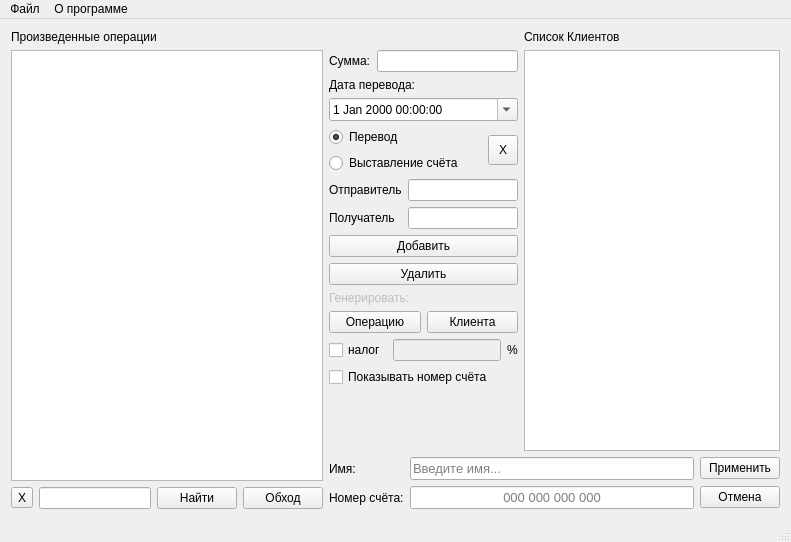
The window that mainwindow.ui (Yuperos/BankOperations) describes before a commit, drawn with Qt 5.
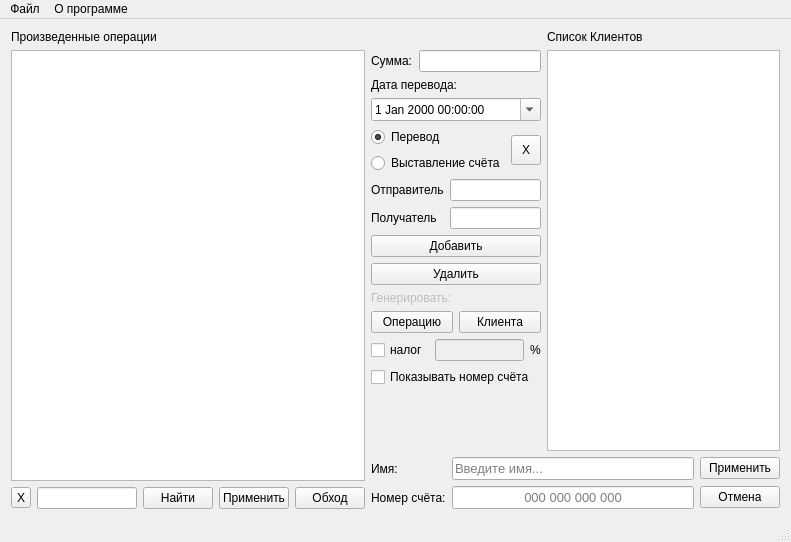
The same window after the commit.

```diff
--- a/mainwindow.ui
+++ b/mainwindow.ui
@@ -43,14 +43,26 @@
          </widget>
         </item>
         <item>
-         <widget class="QLineEdit" name="lineEdit_2">
+         <widget class="QLineEdit" name="LE_Find">
+          <property name="minimumSize">
+           <size>
+            <width>100</width>
+            <height>0</height>
+           </size>
+          </property>
           <property name="clearButtonEnabled">
            <bool>true</bool>
           </property>
          </widget>
         </item>
         <item>
-         <widget class="QPushButton" name="pushButton_3">
+         <widget class="QPushButton" name="PB_TreeFind">
+          <property name="maximumSize">
+           <size>
+            <width>70</width>
+            <height>16777215</height>
+           </size>
+          </property>
           <property name="text">
            <string>Найти</string>
           </property>
@@ -58,6 +70,25 @@
         </item>
         <item>
          <widget class="QPushButton" name="pushButton">
+          <property name="maximumSize">
+           <size>
+            <width>70</width>
+            <height>16777215</height>
+           </size>
+          </property>
+          <property name="text">
+           <string>Применить</string>
+          </property>
+         </widget>
+        </item>
+        <item>
+         <widget class="QPushButton" name="PB_TreeShow">
+          <property name="maximumSize">
+           <size>
+            <width>70</width>
+            <height>16777215</height>
+           </size>
+          </property>
           <property name="text">
            <string>Обход</string>
           </property>
```
Left out of the diff: 2 changed lines with no effect on the pictures.
